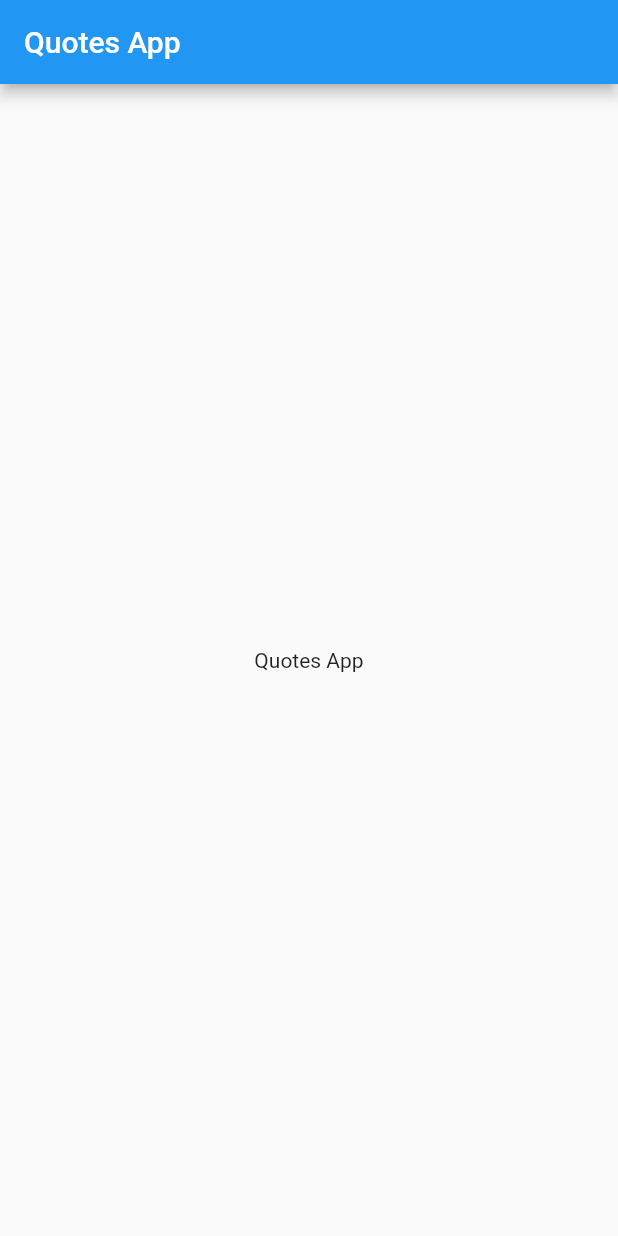
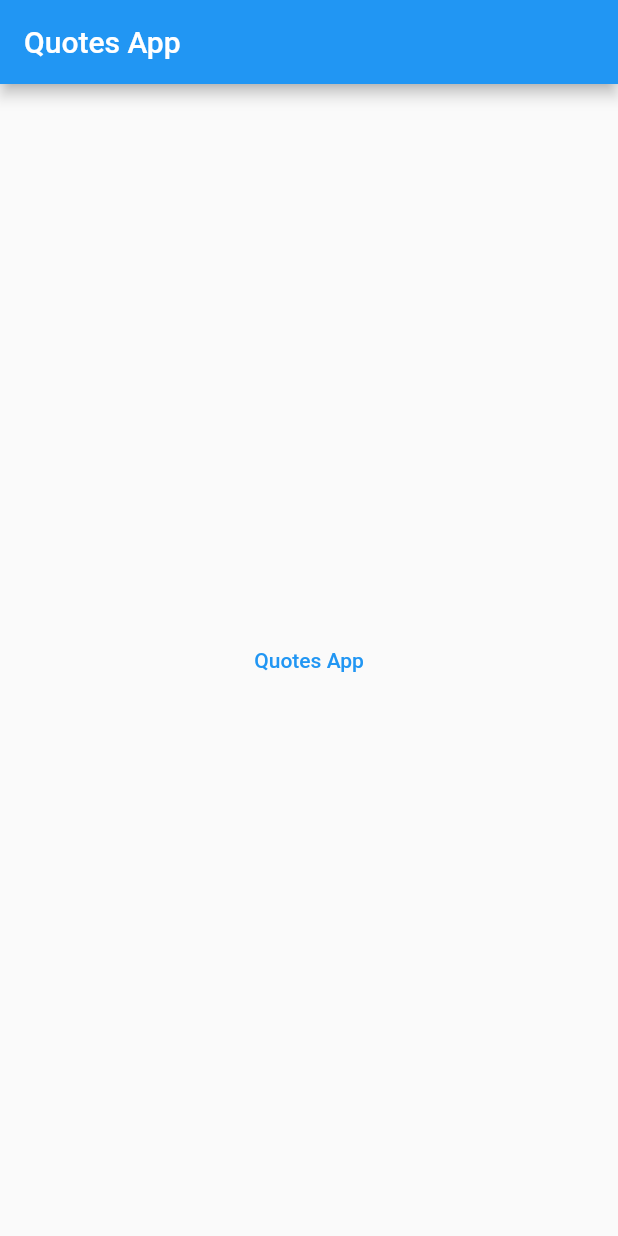
Before and after one commit to Ma7moudKassem/Flutter_Clean_Architecture, a Flutter app: the screen it shows after launch, on a phone screen of 412 x 824 dp. Run offline on Flutter 3.47's test engine with Material 2 defaults, Android fonts, the phone set to English and light mode, and no system bars; our stand-ins replace bloc, equatable.

Commit message:
Handiling App Routes

```diff
--- a/lib/router.dart
+++ b/lib/app.dart
@@ -1,7 +1,7 @@
 import 'package:flutter/material.dart';
+import 'package:flutter_clean_architecture/src/config/routes/app_routes.dart';
 import 'package:flutter_clean_architecture/src/core/utils/app_colors.dart';
 import 'package:flutter_clean_architecture/src/core/utils/app_strings.dart';
-import 'package:flutter_clean_architecture/src/features/rondom_quotes/presentation/screens/quote_screen.dart';
 
 class QouteApp extends StatelessWidget {
   const QouteApp({Key? key}) : super(key: key);
@@ -12,7 +12,7 @@ class QouteApp extends StatelessWidget {
       theme: ThemeData(
         primaryColor: AppColors.primary,
       ),
-      home: const QuoteScreen(),
+      onGenerateRoute: AppRoutes.onGenerateRoute,
     );
   }
 }
--- a/lib/main.dart
+++ b/lib/main.dart
@@ -1,5 +1,5 @@
 import 'package:flutter/material.dart';
-import 'package:flutter_clean_architecture/router.dart';
+import 'package:flutter_clean_architecture/app.dart';
 
 void main() {
   runApp(const QouteApp());
--- /dev/null
+++ b/lib/src/config/routes/app_routes.dart
@@ -0,0 +1,30 @@
+import 'package:flutter/material.dart';
+import 'package:flutter_clean_architecture/src/core/utils/app_strings.dart';
+import 'package:flutter_clean_architecture/src/features/favourite_quotes/presentation/screens/favourite_quote_screen.dart';
+import 'package:flutter_clean_architecture/src/features/rondom_quotes/presentation/screens/quote_screen.dart';
+
+class Routes {
+  static const String initialRoute = '/';
+  static const String favouriteQouteRoute = '/favourite';
+}
+
+class AppRoutes {
+  static Route? onGenerateRoute(RouteSettings routeSettings) {
+    switch (routeSettings.name) {
+      case Routes.initialRoute:
+        return MaterialPageRoute(builder: ((context) => const QuoteScreen()));
+      case Routes.favouriteQouteRoute:
+        return MaterialPageRoute(
+            builder: ((context) => const FaveroitQoutes()));
+      default:
+        return unFindedRoute();
+    }
+  }
+
+  static Route<dynamic> unFindedRoute() {
+    return MaterialPageRoute(
+        builder: (context) => Scaffold(
+              body: Text(AppStrings.noRouteFound),
+            ));
+  }
+}
--- a/lib/src/core/utils/app_strings.dart
+++ b/lib/src/core/utils/app_strings.dart
@@ -1,4 +1,5 @@
 class AppStrings {
   static String appName = 'Quotes App';
   static String fontFamily = 'Tajawal';
+  static String noRouteFound = 'No Route Found';
 }
--- a/lib/src/features/rondom_quotes/presentation/screens/quote_screen.dart
+++ b/lib/src/features/rondom_quotes/presentation/screens/quote_screen.dart
@@ -1,4 +1,5 @@
 import 'package:flutter/material.dart';
+import 'package:flutter_clean_architecture/src/config/routes/app_routes.dart';
 import 'package:flutter_clean_architecture/src/core/utils/app_strings.dart';
 
 class QuoteScreen extends StatelessWidget {
@@ -9,7 +10,11 @@ class QuoteScreen extends StatelessWidget {
       appBar: AppBar(
         title: Text(AppStrings.appName),
       ),
-      body: Center(child: Text(AppStrings.appName)),
+      body: Center(
+          child: TextButton(
+              onPressed: () =>
+                  Navigator.pushNamed(context, Routes.favouriteQouteRoute),
+              child: Text(AppStrings.appName))),
     );
   }
 }
```
Also changed, not shown: lib/src/features/favourite_quotes/presentation/screens/favourite_quote_screen.dart (+13 -0 lines), 1 other file.
